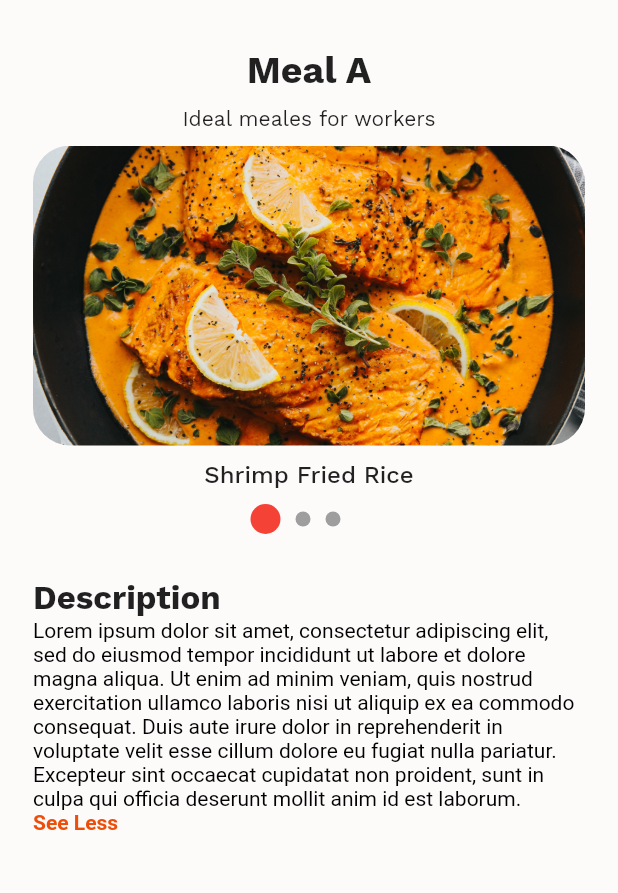
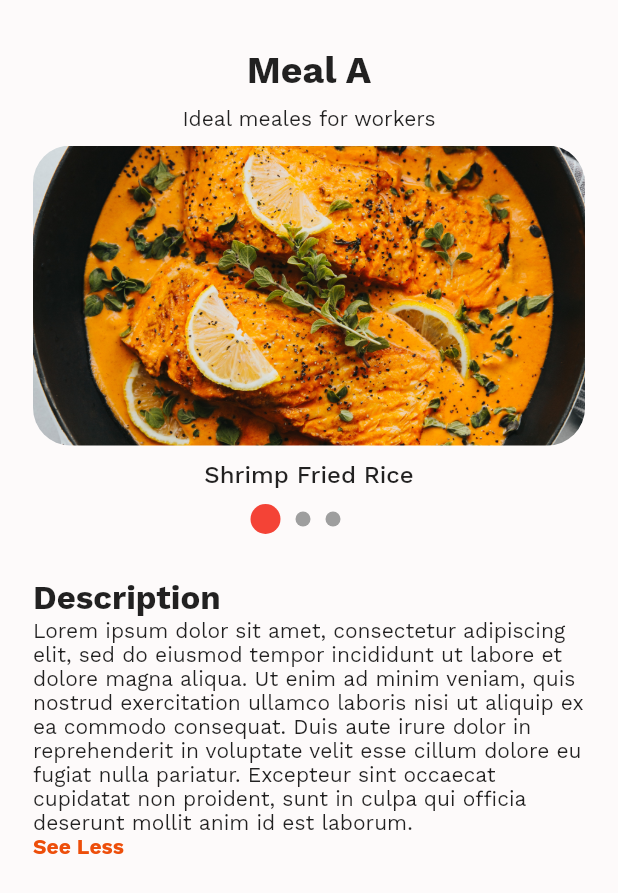
Before and after one commit to yordanos-AtoSV/Food-App, a Flutter app: the MealA screen opened directly, after a tap on "See More", on a phone screen of 412 x 824 dp. Shown: the top 893 px of the screen. Run offline on Flutter 3.47's test engine with Material 2 defaults, Android fonts, the phone set to English and light mode, and no system bars; our stand-ins replace animated_splash_screen.

```diff
--- a/new_proj/lib/meal_a.dart
+++ b/new_proj/lib/meal_a.dart
@@ -159,7 +159,7 @@ class _MealAState extends State<MealA> {
                         'Lorem ipsum dolor sit amet, consectetur adipiscing elit, sed do eiusmod tempor incididunt ut labore et dolore magna aliqua. Ut enim ad minim veniam, quis nostrud exercitation ullamco laboris nisi ut aliquip ex ea commodo consequat. Duis aute irure dolor in reprehenderit in voluptate velit esse cillum dolore eu fugiat nulla pariatur. Excepteur sint occaecat cupidatat non proident, sunt in culpa qui officia deserunt mollit anim id est laborum.',
                         overflow: isExpanded ? null : TextOverflow.ellipsis,
                         maxLines: isExpanded ? null : 3,
-                        style: const TextStyle(color: Colors.black),
+                        style: const TextStyle(fontFamily: "WorkSans"),
                       ),
                     ],
                   ),
@@ -168,8 +168,9 @@ class _MealAState extends State<MealA> {
                   onTap: toggleExpansion,
                   child: Text(
                     isExpanded ? 'See Less' : 'See More',
-                    style: TextStyle(color: Color.fromARGB(255, 237, 78, 10),
-                    fontWeight: FontWeight.bold),
+                    style: const TextStyle(color: Color.fromARGB(255, 237, 78, 10),
+                    fontWeight: FontWeight.bold,
+                    fontFamily: "WorkSans"),
                   ),
                 ),
               ],
```
